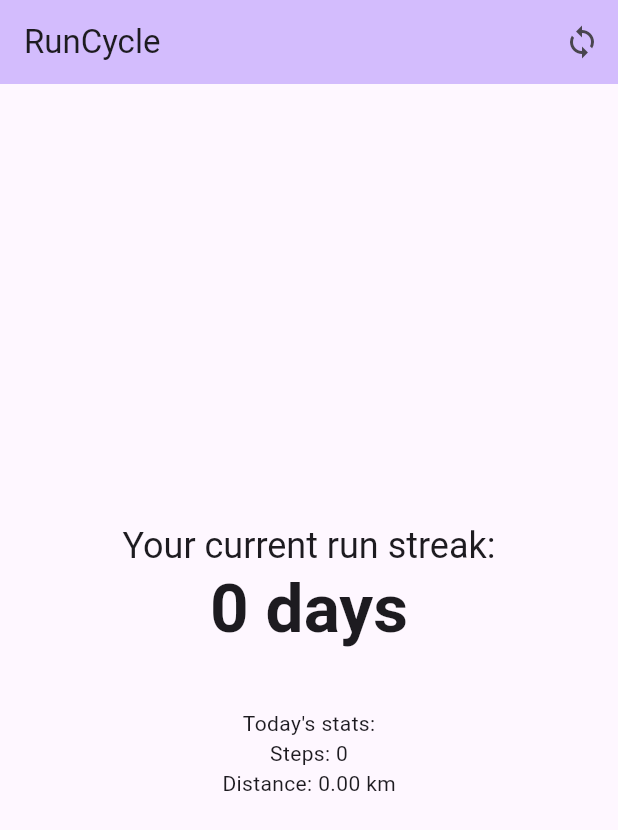
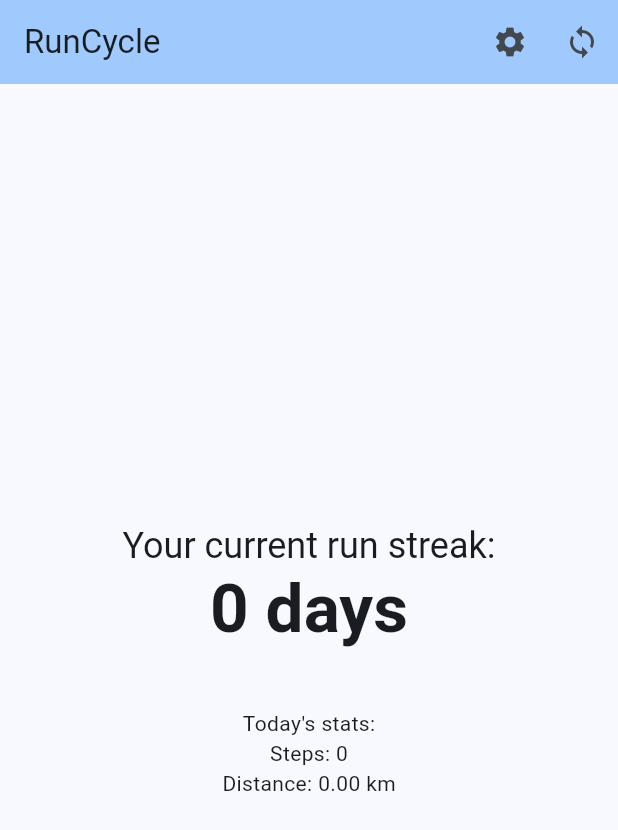
Before and after one commit to LaganYT/RunCycle, a Flutter app: the screen it shows after launch, after a tap on the "sync" icon, on a phone screen of 412 x 824 dp. Shown: the top 830 px of the screen. Run offline on Flutter 3.47's test engine with Material 3 defaults, Android fonts, the phone set to English and light mode, and no system bars; missing offline and left inert: health.

Commit message:
Refactor Android and iOS project settings; add health tracking entitlements and settings page

```diff
--- a/lib/main.dart
+++ b/lib/main.dart
@@ -1,21 +1,39 @@
 import 'package:flutter/material.dart';
 import 'package:health/health.dart';
 
+final ValueNotifier<ThemeMode> themeNotifier =
+    ValueNotifier(ThemeMode.system);
+
 void main() {
-  runApp(const MyApp());
+  runApp(
+    ValueListenableBuilder<ThemeMode>(
+      valueListenable: themeNotifier,
+      builder: (_, ThemeMode currentMode, __) {
+        return MyApp(themeMode: currentMode);
+      },
+    ),
+  );
 }
 
 class MyApp extends StatelessWidget {
-  const MyApp({super.key});
+  final ThemeMode themeMode;
+  const MyApp({super.key, required this.themeMode});
 
   @override
   Widget build(BuildContext context) {
     return MaterialApp(
       title: 'RunCycle',
       theme: ThemeData(
-        colorScheme: ColorScheme.fromSeed(seedColor: Colors.deepPurple),
+        colorScheme: ColorScheme.fromSeed(seedColor: Colors.blue),
         useMaterial3: true,
       ),
+      darkTheme: ThemeData(
+        brightness: Brightness.dark,
+        colorScheme: ColorScheme.fromSeed(
+            seedColor: Colors.blue, brightness: Brightness.dark),
+        useMaterial3: true,
+      ),
+      themeMode: themeMode,
       home: const MyHomePage(),
     );
   }
@@ -105,6 +123,16 @@ class _MyHomePageState extends State<MyHomePage> {
         title: const Text('RunCycle'),
         actions: [
           IconButton(
+            icon: const Icon(Icons.settings),
+            onPressed: () {
+              Navigator.push(
+                context,
+                MaterialPageRoute(builder: (context) => const SettingsPage()),
+              );
+            },
+            tooltip: 'Settings',
+          ),
+          IconButton(
             icon: const Icon(Icons.sync),
             onPressed: fetchData,
             tooltip: 'Sync',
@@ -136,3 +164,40 @@ class _MyHomePageState extends State<MyHomePage> {
     );
   }
 }
+
+class SettingsPage extends StatelessWidget {
+  const SettingsPage({super.key});
+
+  @override
+  Widget build(BuildContext context) {
+    return Scaffold(
+      appBar: AppBar(
+        title: const Text('Settings'),
+      ),
+      body: Padding(
+        padding: const EdgeInsets.all(16.0),
+        child: Column(
+          children: [
+            ValueListenableBuilder<ThemeMode>(
+              valueListenable: themeNotifier,
+              builder: (_, ThemeMode currentMode, __) {
+                final isDarkMode = currentMode == ThemeMode.dark ||
+                    (currentMode == ThemeMode.system &&
+                        MediaQuery.of(context).platformBrightness ==
+                            Brightness.dark);
+                return SwitchListTile(
+                  title: const Text('Dark Mode'),
+                  value: isDarkMode,
+                  onChanged: (bool value) {
+                    themeNotifier.value =
+                        value ? ThemeMode.dark : ThemeMode.light;
+                  },
+                );
+              },
+            ),
+          ],
+        ),
+      ),
+    );
+  }
+}
```
Also changed, not shown: 4 other files.
